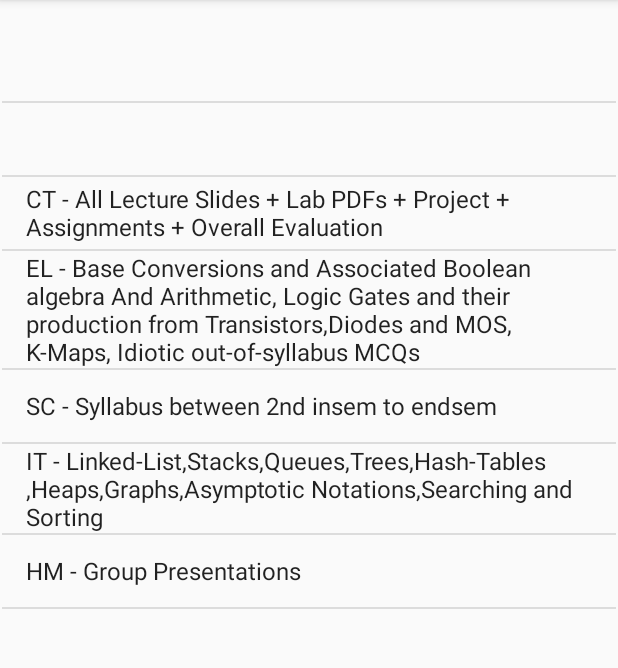
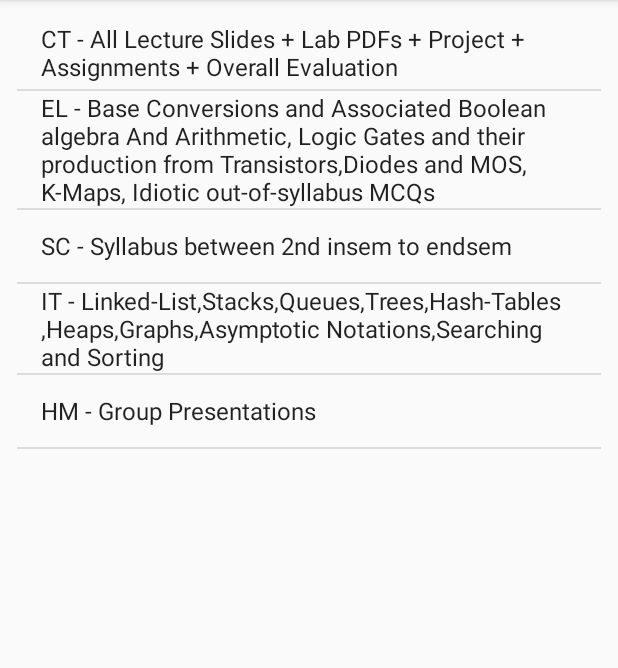
Before and after one commit to bhavyakedar/MyTimeTableV2, an Android app: the screen it shows after launch (Syllabus), after a tap on "Syllabus", on a phone screen of 412 x 824 dp, the part 84-752 px from its top. Run offline under Robolectric (Android 15) with nearby library versions, the phone set to English and light mode, and no system bars.

Commit message:
changes made...

```diff
--- a/app/src/main/AndroidManifest.xml
+++ b/app/src/main/AndroidManifest.xml
@@ -13,7 +13,6 @@
         android:supportsRtl="true"
         android:theme="@style/AppTheme"
         android:usesCleartextTraffic="true">
-        <activity android:name=".Faculty_Info"></activity>
         <activity android:name=".College_Calendar" />
         <activity android:name=".Syllabus" />
         <activity android:name=".MainMenu">
--- a/app/src/main/java/com/example/mytimetable/MainMenu.java
+++ b/app/src/main/java/com/example/mytimetable/MainMenu.java
@@ -19,29 +19,23 @@ public class MainMenu extends AppCompatActivity {
         setContentView(R.layout.activity_main_menu);
         ListView list = findViewById(R.id.list);
         ArrayList<String> arrayList = new ArrayList<String>();
-        arrayList.add("Choose From Below");
         arrayList.add("Lecture and Time-Table");
         arrayList.add("Syllabus");
-        arrayList.add("Faculty Info");
         arrayList.add("College Calender");
         ArrayAdapter arrayAdapter = new ArrayAdapter(this,android.R.layout.simple_list_item_1,arrayList);
         list.setAdapter(arrayAdapter);
         list.setOnItemClickListener(new AdapterView.OnItemClickListener() {
             @Override
             public void onItemClick(AdapterView<?> parent, View view, int position, long id) {
-                if(position==1) {
+                if(position==0) {
                     Intent intent = new Intent(MainMenu.this,MainActivity.class);
                     startActivity(intent);
                 }
-                if(position==2) {
+                if(position==1) {
                     Intent intent = new Intent(MainMenu.this,Syllabus.class);
                     startActivity(intent);
                 }
-                if(position==3) {
-                    Intent intent = new Intent(MainMenu.this,Faculty_Info.class);
-                    startActivity(intent);
-                }
-                if(position==4) {
+                if(position==2) {
                     Intent intent = new Intent(MainMenu.this,College_Calendar.class);
                     startActivity(intent);
                 }
--- a/app/src/main/java/com/example/mytimetable/Syllabus.java
+++ b/app/src/main/java/com/example/mytimetable/Syllabus.java
@@ -16,8 +16,6 @@ public class Syllabus extends AppCompatActivity {
         setContentView(R.layout.activity_syllabus);
         ListView subjects = findViewById(R.id.subjects);
         ArrayList<String> arrayList = new ArrayList<String>();
-        arrayList.add("");
-        arrayList.add("");
         arrayList.add("CT - All Lecture Slides + Lab PDFs + Project + Assignments + Overall Evaluation");
         arrayList.add("EL - Base Conversions and Associated Boolean algebra And Arithmetic, Logic Gates and their production from Transistors,Diodes and MOS, K-Maps, Idiotic out-of-syllabus MCQs");
         arrayList.add("SC - Syllabus between 2nd insem to endsem");
--- a/app/src/main/res/layout/activity_main.xml
+++ b/app/src/main/res/layout/activity_main.xml
@@ -4,7 +4,8 @@
     xmlns:tools="http://schemas.android.com/tools"
     android:layout_width="match_parent"
     android:layout_height="match_parent"
-    tools:context=".MainActivity">
+    tools:context=".MainActivity"
+    android:padding="10dp">
     <ListView
         android:id="@+id/listView"
         android:layout_width="match_parent"
--- a/app/src/main/res/layout/activity_syllabus.xml
+++ b/app/src/main/res/layout/activity_syllabus.xml
@@ -4,12 +4,13 @@
     xmlns:tools="http://schemas.android.com/tools"
     android:layout_width="match_parent"
     android:layout_height="match_parent"
-    tools:context=".Syllabus">
+    tools:context=".Syllabus"
+    android:padding="10dp">
 
     <ListView
         android:id="@+id/subjects"
-        android:layout_width="409dp"
-        android:layout_height="729dp"
+        android:layout_width="match_parent"
+        android:layout_height="match_parent"
         android:layout_marginStart="1dp"
         android:layout_marginLeft="1dp"
         android:layout_marginTop="1dp"
--- a/app/src/main/res/layout/friday.xml
+++ b/app/src/main/res/layout/friday.xml
@@ -4,7 +4,8 @@
     xmlns:tools="http://schemas.android.com/tools"
     android:layout_width="match_parent"
     android:layout_height="match_parent"
-    tools:context=".friday">
+    tools:context=".friday"
+    android:padding="10dp">
     <ListView
         android:layout_width="match_parent"
         android:layout_height="match_parent"
--- a/app/src/main/res/layout/monday.xml
+++ b/app/src/main/res/layout/monday.xml
@@ -1,7 +1,8 @@
 <?xml version="1.0" encoding="utf-8"?>
 <androidx.constraintlayout.widget.ConstraintLayout
     xmlns:android="http://schemas.android.com/apk/res/android" android:layout_width="match_parent"
-    android:layout_height="match_parent">
+    android:layout_height="match_parent"
+    android:padding="10dp">
     <ListView
         android:id="@+id/listView"
         android:entries="@array/Monday"
--- a/app/src/main/res/layout/thursday.xml
+++ b/app/src/main/res/layout/thursday.xml
@@ -4,7 +4,8 @@
     xmlns:tools="http://schemas.android.com/tools"
     android:layout_width="match_parent"
     android:layout_height="match_parent"
-    tools:context=".thursday">
+    tools:context=".thursday"
+    android:padding="10dp">
     <ListView
         android:layout_width="match_parent"
         android:layout_height="match_parent"
--- a/app/src/main/res/layout/tuesday.xml
+++ b/app/src/main/res/layout/tuesday.xml
@@ -4,7 +4,8 @@
     xmlns:tools="http://schemas.android.com/tools"
     android:layout_width="match_parent"
     android:layout_height="match_parent"
-    tools:context=".tuesday">
+    tools:context=".tuesday"
+    android:padding="10dp">
     <ListView
         android:layout_width="match_parent"
         android:layout_height="match_parent"
--- a/app/src/main/res/layout/wednesday.xml
+++ b/app/src/main/res/layout/wednesday.xml
@@ -4,7 +4,8 @@
     xmlns:tools="http://schemas.android.com/tools"
     android:layout_width="match_parent"
     android:layout_height="match_parent"
-    tools:context=".wednesday">
+    tools:context=".wednesday"
+    android:padding="10dp">
     <ListView
         android:layout_width="match_parent"
         android:layout_height="match_parent"
```
Also changed, not shown: app/src/main/java/com/example/mytimetable/Faculty_Info.java (deleted, +0 -29 lines), app/src/main/res/layout/activity_college__calendar.xml (+4 -3 lines), app/src/main/res/layout/activity_faculty__info.xml (deleted, +0 -22 lines), app/src/main/res/layout/activity_main_menu.xml (+4 -3 lines).
